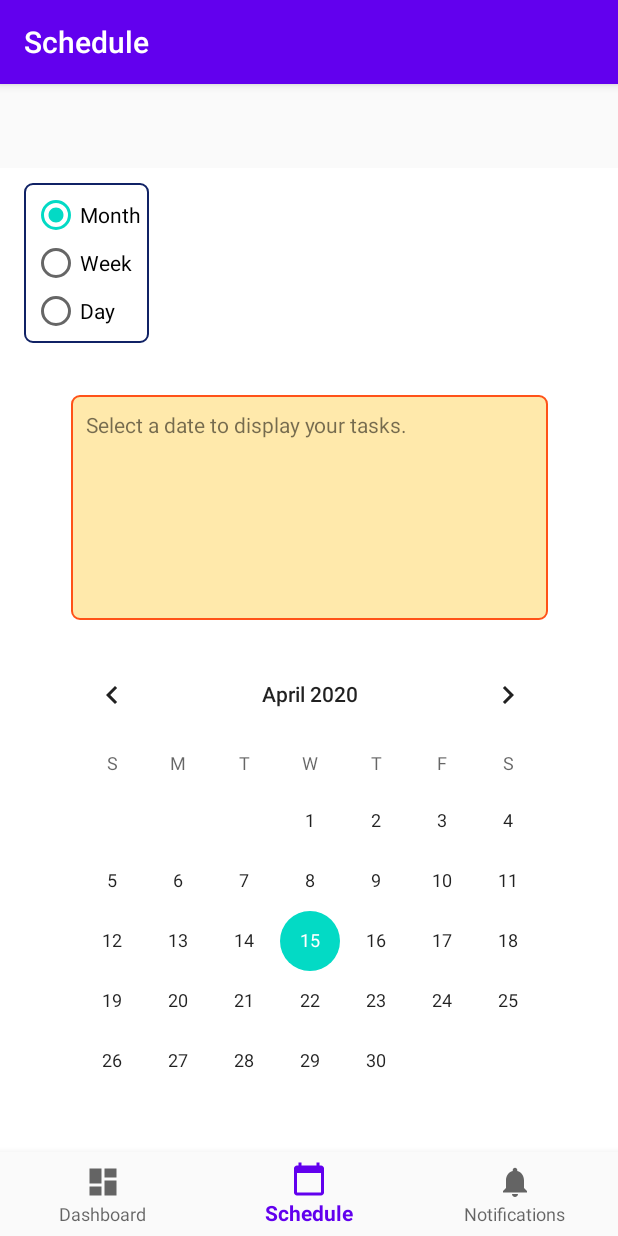
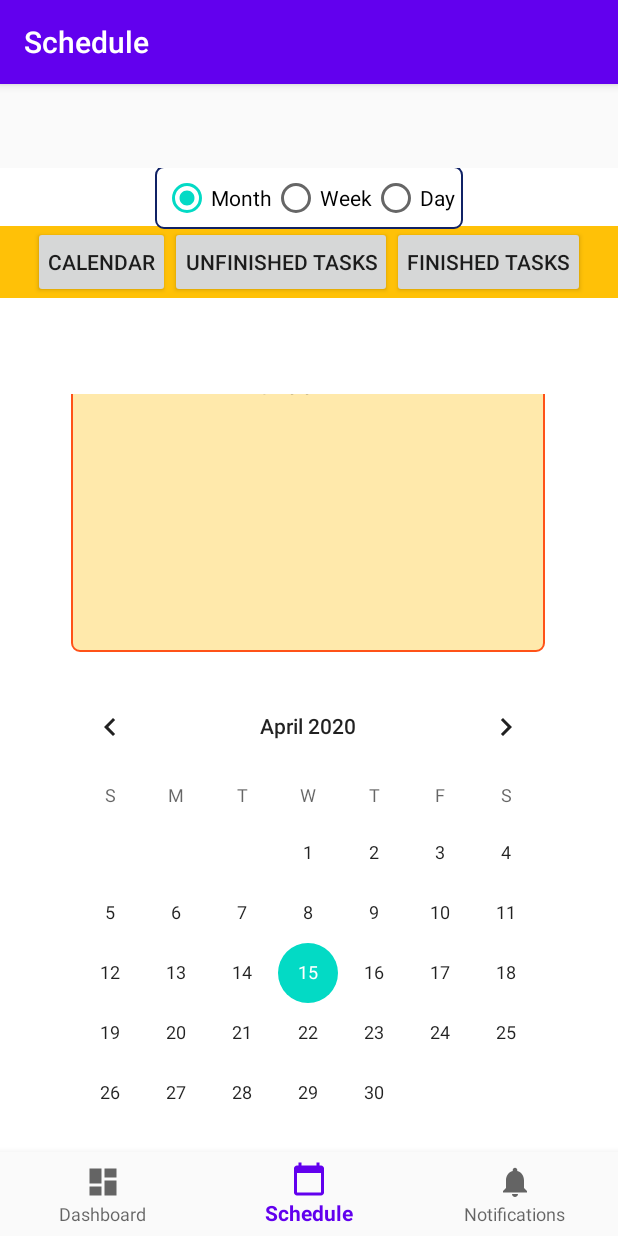
Before and after one commit to rhyzue/Motion, an Android app: the ScheduleFragment screen opened through its navigation route, on a phone screen of 412 x 824 dp. Run offline under Robolectric (Android 15) with nearby library versions, the phone set to English and light mode, and no system bars; our stand-ins replace navigation-ui.

Commit message:
add schedule buttons

```diff
--- a/app/src/main/res/layout/fragment_schedule.xml
+++ b/app/src/main/res/layout/fragment_schedule.xml
@@ -11,24 +11,58 @@
         android:id="@+id/scheduleWidgetContainer"
         android:layout_width="fill_parent"
         android:layout_height="wrap_content"
+        android:layout_marginBottom="64dp"
+        android:background="#FFC107"
+        android:gravity="center"
+        android:orientation="horizontal"
+        app:layout_constraintBottom_toTopOf="@+id/calendar_container"
+        app:layout_constraintEnd_toEndOf="parent"
+        app:layout_constraintHorizontal_bias="0.0"
+        app:layout_constraintStart_toStartOf="parent">
+
+        <Button
+            android:id="@+id/calendar_button"
+            android:layout_width="wrap_content"
+            android:layout_height="wrap_content"
+            android:padding="10dp"
+            android:text="Calendar" />
+
+        <Button
+            android:id="@+id/unfinishedTasks_button"
+            android:layout_width="wrap_content"
+            android:layout_height="wrap_content"
+            android:padding="10dp"
+            android:text="Unfinished Tasks" />
+
+        <Button
+            android:id="@+id/finishedTasks_button"
+            android:layout_width="wrap_content"
+            android:layout_height="wrap_content"
+            android:padding="10dp"
+            android:text="Finished Tasks" />
+    </LinearLayout>
+
+    <FrameLayout
+        android:id="@+id/calendar_container"
+        android:layout_width="348dp"
+        android:layout_height="497dp"
+        android:layout_marginBottom="64dp"
         android:background="#FFFFFF"
-        android:orientation="horizontal"
+        app:layout_constraintBottom_toBottomOf="parent"
         app:layout_constraintEnd_toEndOf="parent"
-        app:layout_constraintStart_toStartOf="parent"
-        app:layout_constraintTop_toTopOf="parent">
+        app:layout_constraintHorizontal_bias="0.492"
+        app:layout_constraintStart_toStartOf="parent" />
 
     <RadioGroup
         android:id="@+id/schedule_type_selector"
         android:layout_width="wrap_content"
         android:layout_height="wrap_content"
-            android:layout_marginStart="16dp"
-            android:layout_marginLeft="16dp"
-            android:layout_marginTop="10dp"
-            android:layout_marginBottom="16dp"
         android:background="@drawable/radiogroup_border"
         android:checkedButton="@+id/radio_month"
-            android:orientation="vertical"
+        android:orientation="horizontal"
         android:padding="5dp"
+        app:layout_constraintBottom_toTopOf="@+id/scheduleWidgetContainer"
+        app:layout_constraintEnd_toEndOf="parent"
         app:layout_constraintStart_toStartOf="parent"
         app:layout_constraintTop_toTopOf="parent">
 
@@ -52,22 +86,5 @@
 
     </RadioGroup>
 
-    </LinearLayout>
-
-    <FrameLayout
-        android:id="@+id/calendar_container"
-        android:layout_width="350dp"
-        android:layout_height="550dp"
-        android:layout_marginStart="24dp"
-        android:layout_marginLeft="24dp"
-        android:layout_marginEnd="24dp"
-        android:layout_marginRight="24dp"
-        android:layout_marginBottom="24dp"
-        android:background="#FFFFFF"
-        app:layout_constraintBottom_toBottomOf="parent"
-        app:layout_constraintEnd_toEndOf="parent"
-        app:layout_constraintStart_toStartOf="parent"
-        app:layout_constraintTop_toBottomOf="@+id/scheduleWidgetContainer" />
-
 
 </androidx.constraintlayout.widget.ConstraintLayout>
--- a/app/src/main/res/layout/month_fragment.xml
+++ b/app/src/main/res/layout/month_fragment.xml
@@ -14,7 +14,7 @@
         <TextView
             android:id="@+id/textView"
             android:layout_width="match_parent"
-            android:layout_height="150dp"
+            android:layout_height="200dp"
             android:layout_marginStart="16dp"
             android:layout_marginLeft="16dp"
             android:layout_marginTop="16dp"
```
Lines whose indentation alone changed are shown as unchanged.
